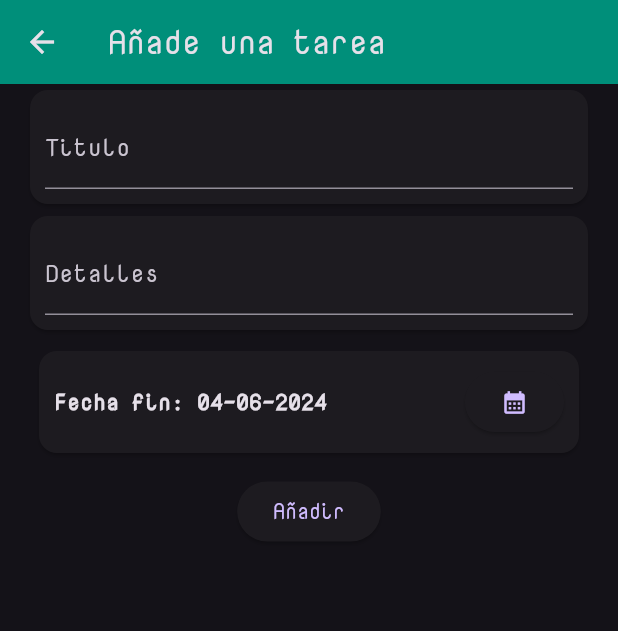
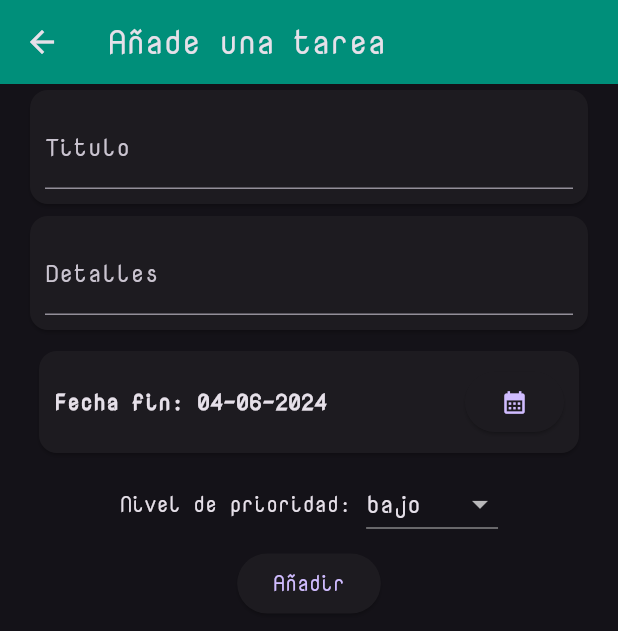
Before and after one commit to LeonardoSCx/tasky, a Flutter app: the screen it shows once a user with an empty profile is signed in, after a tap on the "add" icon, on a phone screen of 412 x 824 dp. Shown: the top 631 px of the screen. Run offline on Flutter 3.47's test engine with Material 3 defaults, Android fonts, the phone set to English and light mode, and no system bars; our stand-ins replace cached_network_image, cloud_firestore, firebase_auth, firebase_core, firebase_storage, flutter_hooks and 4 more; accounts and stored records are empty; statements that could not run were skipped.

Commit message:
Pruebas básicas hechas

```diff
--- a/lib/app.dart
+++ b/lib/app.dart
@@ -14,7 +14,7 @@ class MyApp extends StatelessWidget {
         init: authController,
         builder: (_) {
           return GetMaterialApp(
-
+            debugShowCheckedModeBanner: false,
             title: "Tasky_Auth_Flow",
             onGenerateRoute: Routes.routes,
             theme: ThemeUtils.darkTheme(),
--- a/lib/main.dart
+++ b/lib/main.dart
@@ -1,6 +1,7 @@
 import 'package:firebase_core/firebase_core.dart';
 import 'package:flutter/material.dart';
 import 'package:flutter/rendering.dart';
+import 'package:tasky/controllers/task_controller.dart';
 import 'package:tasky/repository/abs_crud_repository.dart';
 import 'package:tasky/repository/abs_user_repository.dart';
 import 'package:tasky/repository/implementations/auth_repository.dart';
@@ -22,5 +23,6 @@ void main() async{
   Get.put<AuthRepository>(AuthRepositoryImp());
   Get.put<UserRepository>(UserRepositoryImp());
   Get.put<CrudRepository>(CrudRepositoryImp());
+  Get.put<TaskController>(TaskController());
   runApp(MyApp());
 }
--- a/lib/models/user_task.dart
+++ b/lib/models/user_task.dart
@@ -1,12 +1,16 @@
 import 'package:cloud_firestore/cloud_firestore.dart';
+import 'package:collection/collection.dart';
 
-class UserTask {
+enum PriorityTask { bajo, medio, alto, critico }
+
+class UserTask implements Comparable<UserTask>{
   late String uid;
   late String titulo;
   late String contenido;
   late DateTime fechaCreacion;
   late DateTime fechaFin;
   late bool completado;
+  late Enum prioridad;
 
   UserTask({
     required this.uid,
@@ -15,6 +19,7 @@ class UserTask {
     required this.completado,
     required this.fechaCreacion,
     required this.fechaFin,
+    required this.prioridad,
   });
 
   Map<String, dynamic> toFirestore() {
@@ -23,7 +28,8 @@ class UserTask {
       'contenido': contenido,
       'fechaCreacion': Timestamp.fromDate(fechaCreacion),
       'fechaFin': Timestamp.fromDate(fechaFin),
-      'completado': completado
+      'completado': completado,
+      'prioridad': prioridad.name
     };
   }
 
@@ -35,11 +41,27 @@ class UserTask {
       fechaCreacion: (data['fechaCreacion'] as Timestamp).toDate(),
       fechaFin: (data['fechaFin'] as Timestamp).toDate() ,
       completado: data['completado'] as bool,
+      prioridad: PriorityTask.values.firstWhere((e) => e.name == data['prioridad'])
     );
+  }
+
+  static Map groupItemsByCategory(List<UserTask> items) {
+    return groupBy(items, (item) => item.prioridad.name);
   }
 
   @override
   String toString() {
     return 'UserTask{uid: $uid, titulo: $titulo, contenido: $contenido, fechaCreacion: $fechaCreacion, completado: $completado}';
   }
+
+  @override
+  int compareTo(UserTask other) {
+    if (prioridad.index < other.prioridad.index) {
+      return 1;
+    } else if (prioridad.index == other.prioridad.index) {
+      return 0;
+    } else {
+      return -1;
+    }
+  }
 }
--- a/lib/ui/add_task_screen.dart
+++ b/lib/ui/add_task_screen.dart
@@ -17,20 +17,35 @@ class TaskScreen extends StatelessWidget {
 
   @override
   Widget build(BuildContext context) {
-    var taskController = Get.put(TaskController());
+    var taskController = Get.find<TaskController>();
     final authController = Get.find<AuthController>();
+    // Inidicamos los valores de los controladores al final de la construccion
+    // del Widget para evitar posibles conflictos durante su inicializacion.
+    WidgetsBinding.instance.addPostFrameCallback((_) {
       if (tarea != null && edicion) {
         taskController.titleController.text = tarea!.titulo;
         taskController.contentController.text = tarea!.contenido;
         taskController.completado = RxBool(tarea!.completado);
         taskController.fecha = Rx<DateTime>(tarea!.fechaFin);
+        taskController.updateSelectedItem(tarea!.prioridad as PriorityTask);
+      } else {
+        taskController.titleController.text = "";
+        taskController.contentController.text = "";
       }
+    });
     Map<String, dynamic> campos = {
       'Titulo': [taskController.titleController, taskController.emptyValidator],
-      'Detalles': [taskController.contentController, taskController.emptyValidator
+      'Detalles': [
+        taskController.contentController,
+        taskController.emptyValidator
       ],
     };
-    log(tarea.toString());
+    List<PriorityTask> prioridades = [
+      PriorityTask.bajo,
+      PriorityTask.medio,
+      PriorityTask.alto,
+      PriorityTask.critico
+    ];
     return Scaffold(
         appBar: AppBar(
           title: Text(edicion ? "Editar" : "Añade una tarea"),
@@ -82,6 +97,27 @@ class TaskScreen extends StatelessWidget {
                     ),
                   ),
                 ),
+                Row(mainAxisAlignment: MainAxisAlignment.center, children: [
+                  const Text("Nivel de prioridad:"),
+                  const SizedBox(
+                    width: 10,
+                  ),
+                  Obx(() {
+                    return DropdownButton<PriorityTask>(
+                      value: taskController.prioridadElegida.value,
+                      onChanged: (nuevaPrioridad) {
+                        taskController.updateSelectedItem(nuevaPrioridad!);
+                      },
+                      items: prioridades.map<DropdownMenuItem<PriorityTask>>(
+                          (PriorityTask prioridad) {
+                        return DropdownMenuItem<PriorityTask>(
+                          value: prioridad,
+                          child: Text(prioridad.name),
+                        );
+                      }).toList(),
+                    );
+                  }),
+                ]),
                 Builder(builder: (_) {
                   if (edicion) {
                     return Card(
@@ -106,14 +142,25 @@ class TaskScreen extends StatelessWidget {
                     onPressed: () {
                       log("pulsando boton");
                       log(_formKey.currentState!.validate().toString());
-                      if (_formKey.currentState?.validate() == true && taskController.error.value == null) {
+                      if (_formKey.currentState?.validate() == true &&
+                          taskController.error.value == null) {
                         if (!edicion) {
-                          taskController.addTask(authController.authUser.value!.uid);
-                        }else{
-                          taskController.updateTask(tarea!.uid,authController.authUser.value!.uid,tarea!.fechaCreacion);
+                          taskController
+                              .addTask(authController.authUser.value!.uid);
+                        } else {
+                          taskController.updateTask(
+                            tarea!.uid,
+                            authController.authUser.value!.uid,
+                            tarea!.fechaCreacion,
+                          );
                         }
-                        Get.offAllNamed(Routes.home);
-                      }else{
+                        Get.toNamed(Routes.home);
+                        ScaffoldMessenger.of(context).showSnackBar(
+                          const SnackBar(
+                            content: Text("Tarea añadida correctamente"),
+                          ),
+                        );
+                      } else {
                         log("Algo esta mal");
                       }
                     },
--- a/pubspec.yaml
+++ b/pubspec.yaml
@@ -19,7 +19,6 @@ dependencies:
   cloud_firestore: ^4.17.2
   google_sign_in: ^6.2.1
   page_indicator: ^0.4.1
-  # Pagina deslizante
   flutter_hooks: ^0.20.5
   image_picker: ^1.1.1
   cached_network_image: ^3.3.1
@@ -27,6 +26,7 @@ dependencies:
 
 
   path: any
+  collection: any
 dev_dependencies:
   flutter_test:
     sdk: flutter
```
Also changed, not shown: lib/controllers/TimeController.dart (deleted, +0 -39 lines), lib/controllers/task_controller.dart (+25 -14 lines), lib/controllers/time_controller.dart (added, +39 -0 lines), lib/ui/home_screen.dart (+119 -20 lines), lib/ui/profile_screen.dart (+8 -12 lines), lib/utils/string_utils.dart (renamed from lib/utils/StringUtils.dart), pubspec.lock, 40 other files. Lines whose indentation alone changed are shown as unchanged.
